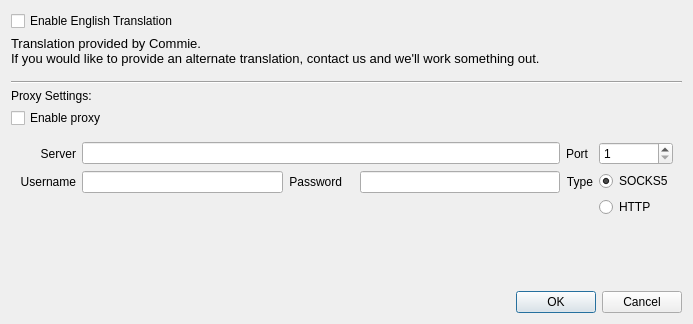
This is KVSettingsDialog.ui in KanColleTool/kct-viewer as Qt 5 draws it before an edit. The edited form follows.
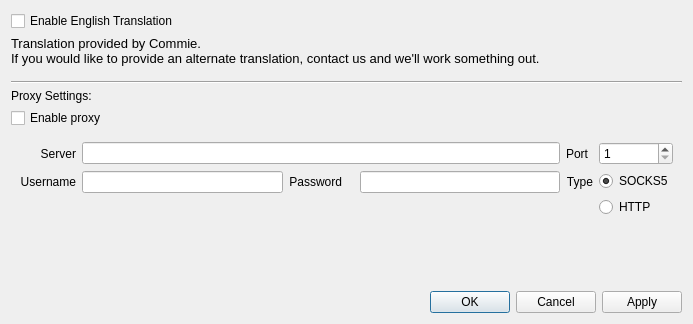
This is the edited form.

Commit message: Add an apply button to the tool as well as the viewer.

What changed in the file:
```diff
--- a/KVSettingsDialog.ui
+++ b/KVSettingsDialog.ui
@@ -211,7 +211,7 @@
       <enum>Qt::Horizontal</enum>
      </property>
      <property name="standardButtons">
-      <set>QDialogButtonBox::Cancel|QDialogButtonBox::Ok</set>
+      <set>QDialogButtonBox::Apply|QDialogButtonBox::Cancel|QDialogButtonBox::Ok</set>
      </property>
     </widget>
    </item>
```
Left out of the diff: 2 changed lines with no effect on the pictures. The commit also changes 3 other files.
